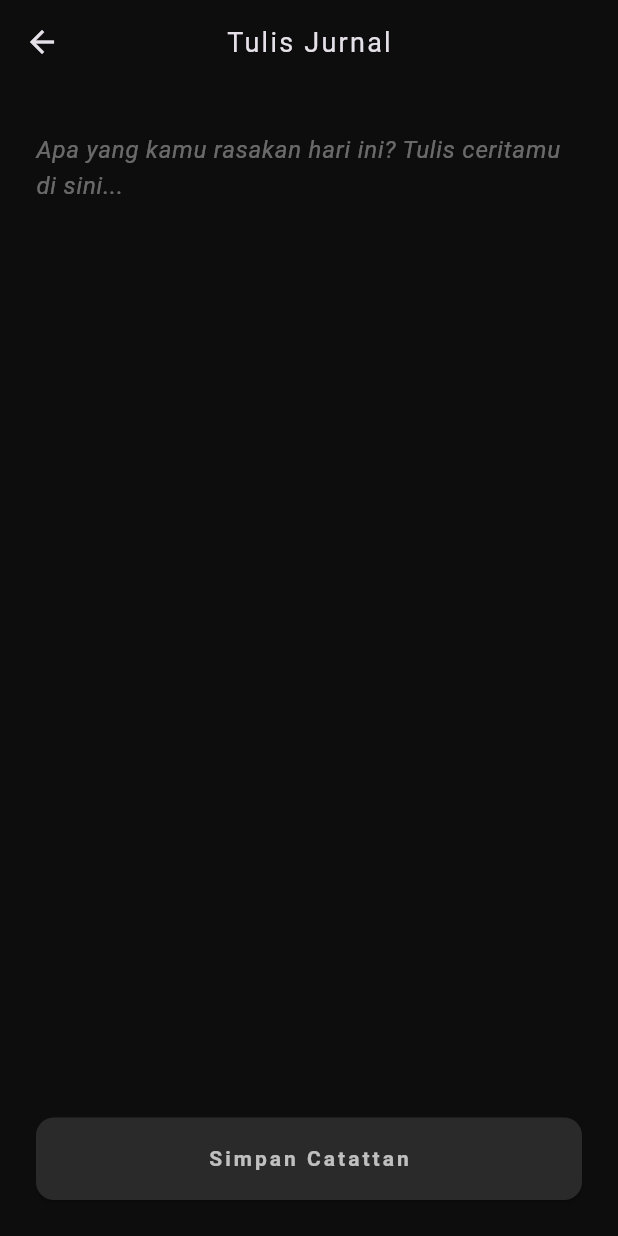
After one commit to fikri-web/30-day-flutter, a Flutter app: the screen it shows after launch, after a tap on the "edit" icon, on a phone screen of 412 x 824 dp. The commit adds this screen. Run offline on Flutter 3.47's test engine with Material 3 defaults, Android fonts, the phone set to English and light mode, and no system bars.

Commit message:
Day 3: Membuat halaman Tulis Jurnal dan navigasi Navigator.push

```diff
--- a/lib/main.dart
+++ b/lib/main.dart
@@ -1,5 +1,6 @@
 import 'package:flutter/material.dart';
 import 'widgets/journal_card.dart';
+import 'screens/write_journal.dart';
 
 void main() {
   runApp(const MidnightLinesApp());
@@ -57,6 +58,19 @@ class BerandaJurnal extends StatelessWidget {
             cerita: 'Terlalu banyak pikiran. Memutuskan untuk keluar sebentar cari angin malam. Besok harus lebih produktif.')
         ],
       ),
+      floatingActionButton: FloatingActionButton(
+        backgroundColor: Colors.white12, // Warna gelap estetik
+        onPressed: () {
+          // Logika Navigasi untuk pindah halaman
+          Navigator.push(
+            context,
+            MaterialPageRoute(
+              builder: (context) => const WriteJournalPage(),
+            ),
+          );
+        },
+        child: const Icon(Icons.edit, color: Colors.white70),
+      ),
     );
   }
 }
--- /dev/null
+++ b/lib/screens/write_journal.dart
@@ -0,0 +1,65 @@
+import 'package:flutter/material.dart';
+
+class WriteJournalPage extends StatelessWidget {
+  const WriteJournalPage({super.key});
+
+  @override
+  Widget build(BuildContext context) {
+     return Scaffold(
+      appBar: AppBar(
+        title:  const Text(
+          'Tulis Jurnal',
+          style: TextStyle(letterSpacing: 1.5, fontSize: 18),
+        ),
+        centerTitle: true,
+      ),
+      body: Padding(
+        padding: const EdgeInsets.all(24.0),
+        child: Column(
+          children: [
+            Expanded(
+              child: TextField(
+                maxLines: null,
+                expands: true,
+                style: const TextStyle(
+                  color: Colors.white,
+                  fontSize: 16,
+                  height: 1.5,
+                ),
+                decoration: const InputDecoration(
+                  hintText: 'Apa yang kamu rasakan hari ini? Tulis ceritamu di sini...',
+                  hintStyle: TextStyle(color: Colors.white38, fontStyle: FontStyle.italic),
+                  border: InputBorder.none,
+                ),
+              ),
+            ),
+            const SizedBox(height: 20),
+            SizedBox(
+              width: double.infinity,
+              height: 55,
+              child: ElevatedButton(
+                style: ElevatedButton.styleFrom(
+                  backgroundColor: const Color(0xFF2A2A2A),
+                  shape: RoundedRectangleBorder(
+                    borderRadius: BorderRadius.circular(12),
+                  )
+                ),
+                onPressed: () {
+                  Navigator.pop(context);
+                },
+                child: const Text(
+                  'Simpan Catattan',
+                  style: TextStyle(
+                    color: Colors.white70,
+                    letterSpacing: 2.0,
+                    fontWeight: FontWeight.bold,
+                  ),
+                ),
+              ),
+            )
+          ],
+        ),
+      ),
+     );
+  }
+}
```
